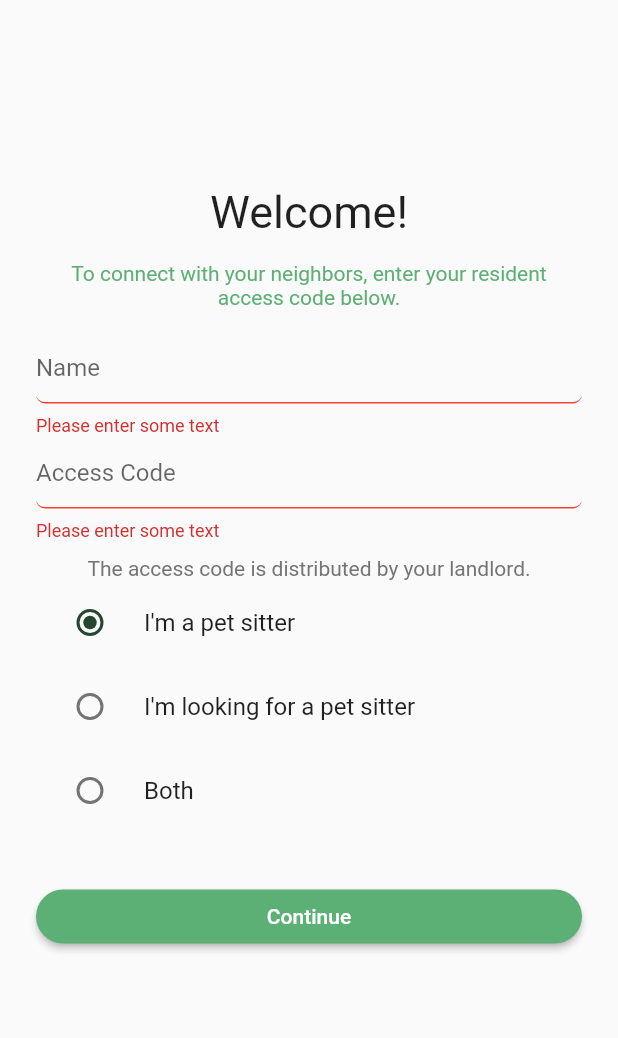
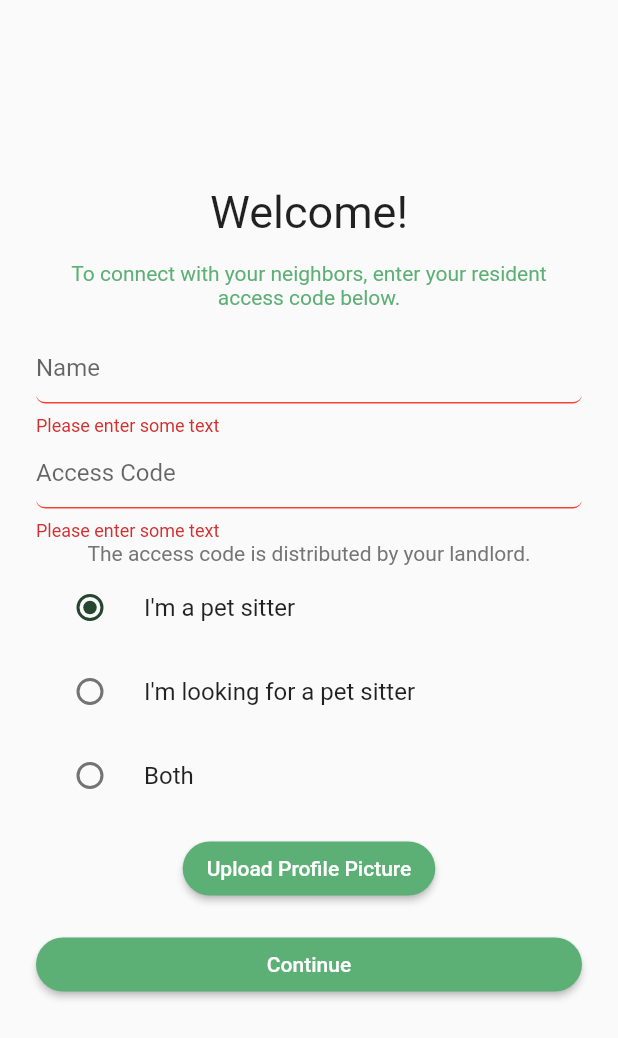
Before and after one commit to Petwatch/petwatch-main, a Flutter app: the PersonalInfo screen opened directly with empty values, after a tap on "Continue", on a phone screen of 412 x 824 dp. Shown: the top 1038 px of the screen. Run offline on Flutter 3.47's test engine with Material 2 defaults, Android fonts, the phone set to English and light mode, and no system bars; our stand-ins replace cloud_firestore, file_picker, firebase_auth, firebase_core, firebase_storage, google_sign_in; missing offline and left inert: flutter_stripe, flutterfire_ui; accounts and stored records are empty.

Commit message:
add profile picture uploading and displaying

```diff
--- a/lib/screens/sign-up/personal_info.dart
+++ b/lib/screens/sign-up/personal_info.dart
@@ -1,9 +1,13 @@
+import 'dart:io';
+
 import 'package:cloud_firestore/cloud_firestore.dart';
 import 'package:flutter/gestures.dart';
 import 'package:flutter/material.dart';
 import 'package:firebase_auth/firebase_auth.dart';
 import 'package:petwatch/screens/routes.dart';
 import 'package:petwatch/screens/sign-up/sign_up_complete.dart';
+import 'package:firebase_storage/firebase_storage.dart';
+import 'package:file_picker/file_picker.dart';
 
 class PersonalInfo extends StatefulWidget {
   final String uid;
@@ -55,6 +59,10 @@ class PersonalInfoState extends State<PersonalInfo> {
 
   bool _isProcessing = false;
   bool apartmentCode = true;
+  bool _uploadedPicture = false;
+
+  File file = File("");
+  var url;
 
   @override
   Widget build(BuildContext context) {
@@ -141,7 +149,7 @@ class PersonalInfoState extends State<PersonalInfo> {
                           ),
                         ),
                         Padding(
-                          padding: const EdgeInsets.only(top: 10),
+                          padding: const EdgeInsets.only(top: 0),
                           child: Text(
                             'The access code is distributed by your landlord.',
                             textAlign: TextAlign.center,
@@ -179,8 +187,62 @@ class PersonalInfoState extends State<PersonalInfo> {
                               });
                             },
                           ),
+                          Padding(
+                              padding: EdgeInsets.only(top: 10),
+                              child: _uploadedPicture == true
+                                  ? Column(
+                                      children: [
+                                        CircleAvatar(
+                                          radius: 50,
+                                          backgroundImage: FileImage(file),
+                                        ),
+                                        ElevatedButton(
+                                            onPressed: () async {
+                                              FilePickerResult? result =
+                                                  await FilePicker.platform
+                                                      .pickFiles(
+                                                          type: FileType.image);
+                                              debugPrint(result.toString());
+                                              if (result != null) {
+                                                file = File(result
+                                                    .files.single.path
+                                                    .toString());
+                                                setState(() {
+                                                  _uploadedPicture = true;
+                                                });
+                                              } else {
+                                                // User canceled the picker
+                                              }
+                                            },
+                                            child: const Text(
+                                              "Change Profile Picture",
+                                              style: TextStyle(
+                                                  color: Colors.white),
+                                            ))
+                                      ],
+                                    )
+                                  : ElevatedButton(
+                                      onPressed: () async {
+                                        FilePickerResult? result =
+                                            await FilePicker.platform.pickFiles(
+                                                type: FileType.image);
+                                        debugPrint(result.toString());
+                                        if (result != null) {
+                                          file = File(result.files.single.path
+                                              .toString());
+                                          setState(() {
+                                            _uploadedPicture = true;
+                                          });
+                                        } else {
+                                          // User canceled the picker
+                                        }
+                                      },
+                                      child: const Text(
+                                        "Upload Profile Picture",
+                                        style: TextStyle(color: Colors.white),
+                                      ))),
                         ]),
-                        SizedBox(height: 32.0),
+                        SizedBox(height: 16.0),
                         _isProcessing
                             ? CircularProgressIndicator()
                             : Row(
@@ -195,6 +257,20 @@ class PersonalInfoState extends State<PersonalInfo> {
                                           setState(() {
                                             _isProcessing = true;
                                           });
+                                          if (_uploadedPicture) {
+                                            final storageRef =
+                                                FirebaseStorage.instance.ref();
+                                            final petPictureRef = storageRef.child(
+                                                "${FirebaseAuth.instance.currentUser?.uid}/user.jpg");
+                                            try {
+                                              await petPictureRef.putFile(file);
+                                              url = await petPictureRef
+                                                  .getDownloadURL();
+                                              _uploadedPicture = true;
+                                            } catch (error) {
+                                              debugPrint(error.toString());
+                                            }
+                                          }
                                           FirebaseFirestore.instance
                                               .collection('building-codes')
                                               .where(FieldPath.documentId,
@@ -228,6 +304,23 @@ class PersonalInfoState extends State<PersonalInfo> {
                                                               _codeTextController
                                                                   .text
                                                         }),
+                                                        if (_uploadedPicture)
+                                                          {
+                                                            FirebaseFirestore
+                                                                .instance
+                                                                .collection(
+                                                                    'building-codes')
+                                                                .doc(
+                                                                    _codeTextController
+                                                                        .text)
+                                                                .collection(
+                                                                    'users')
+                                                                .doc(widget.uid)
+                                                                .update(<String,
+                                                                    String>{
+                                                              "pictureUrl": url
+                                                            }),
+                                                          },
 
                                                         //proceed to register page
                                                         Navigator.of(context)
--- a/lib/state/user_model.dart
+++ b/lib/state/user_model.dart
@@ -17,9 +17,11 @@ class UserModel extends ChangeNotifier {
   final uid = <String, String>{"uid": FirebaseAuth.instance.currentUser!.uid};
   Map buildingCode = <String, String>{"buildingCode": ""};
   Map name = <String, String>{"name": ""};
+  Map pictureUrl = <String, String>{"pictureUrl": ""};
   List<Map<String, dynamic>> petInfo = [];
   bool hasPet = false;
   bool postsLoading = true;
+  bool hasPicture = false;
 
   List<Map<String, dynamic>> posts = [];
 
@@ -35,6 +37,10 @@ class UserModel extends ChangeNotifier {
         debugPrint("name: ${element.data().toString()}");
         name["name"] = element['name'];
         buildingCode["buildingCode"] = element["buildingCode"];
+        if (element.data().toString().contains("pictureUrl")) {
+          pictureUrl["pictureUrl"] = element["pictureUrl"];
+          hasPicture = true;
+        }
       }
     }, onError: (e) => {"Name": "Error Getting Name"});
 
```
Also changed, not shown: lib/screens/profile/profile_page.dart (+13 -10 lines).
